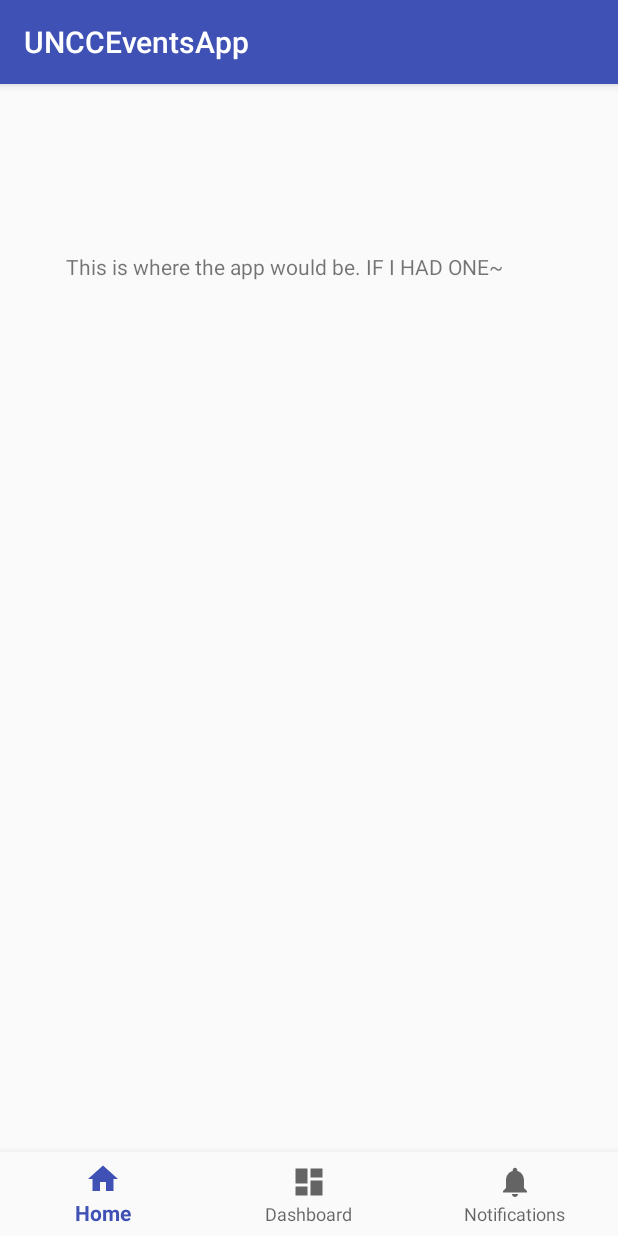
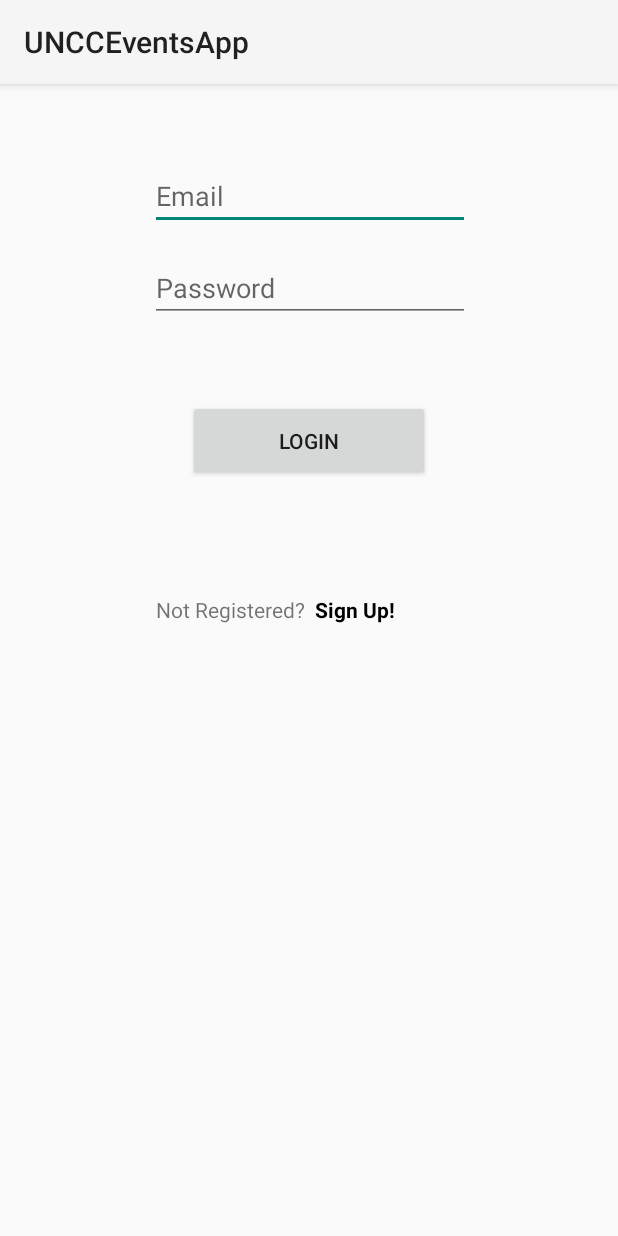
Before and after one commit to FridayAfternoon4155/CampusSpotlight, an Android app: the screen it shows after launch (MainActivity before the commit, LoginActivity after it), on a phone screen of 412 x 824 dp. Run offline under Robolectric (Android 15) with nearby library versions, the light colour scheme and no system bars; our stand-ins replace Firebase (no records; nobody signed in at launch, a user with empty details on screens opened directly).

Commit message:
Authentication, sign up, and mainactivity intents are complete.

```diff
--- a/app/src/main/AndroidManifest.xml
+++ b/app/src/main/AndroidManifest.xml
@@ -8,9 +8,9 @@
         android:label="@string/app_name"
         android:roundIcon="@mipmap/ic_launcher_round"
         android:supportsRtl="true"
-        android:theme="@style/AppTheme">
+        android:theme="@style/Theme.AppCompat.Light">
         <activity
-            android:name=".MainActivity"
+            android:name=".LoginActivity"
             android:label="@string/app_name">
             <intent-filter>
                 <action android:name="android.intent.action.MAIN" />
@@ -18,6 +18,8 @@
                 <category android:name="android.intent.category.LAUNCHER" />
             </intent-filter>
         </activity>
+        <activity android:name=".MainActivity" />
+        <activity android:name=".SignUpActivity"></activity>
     </application>
 
 </manifest>
--- /dev/null
+++ b/app/src/main/java/com/fridayafternoon/uncceventsapp/LoginActivity.java
@@ -0,0 +1,93 @@
+package com.fridayafternoon.uncceventsapp;
+
+import android.content.Intent;
+import android.support.annotation.NonNull;
+import android.support.v7.app.AppCompatActivity;
+import android.os.Bundle;
+import android.util.Log;
+import android.view.View;
+import android.widget.Button;
+import android.widget.EditText;
+import android.widget.TextView;
+import android.widget.Toast;
+
+import com.google.android.gms.tasks.OnCompleteListener;
+import com.google.android.gms.tasks.Task;
+import com.google.firebase.auth.AuthResult;
+import com.google.firebase.auth.FirebaseAuth;
+import com.google.firebase.auth.FirebaseUser;
+
+public class LoginActivity extends AppCompatActivity {
+
+    private FirebaseAuth mAuth;
+    private final String TAG = "Demo";
+    EditText emailLogin, passwordLogin;
+    Button loginButton;
+    TextView text, signUpLink;
+
+    @Override
+    protected void onCreate(Bundle savedInstanceState) {
+        super.onCreate(savedInstanceState);
+        setContentView(R.layout.activity_login);
+
+        mAuth = FirebaseAuth.getInstance();
+
+        emailLogin = (EditText) findViewById(R.id.emailLogin);
+        passwordLogin = (EditText) findViewById(R.id.passwordLogin);
+        loginButton = (Button) findViewById(R.id.buttonLogin);
+        text = (TextView) findViewById(R.id.textViewNotRegistered);
+        signUpLink = (TextView) findViewById(R.id.linkSignUp);
+
+        signUpLink.setOnClickListener(new View.OnClickListener() {
+            @Override
+            public void onClick(View view) {
+                Intent intent = new Intent(LoginActivity.this, SignUpActivity.class);
+                startActivity(intent);
+                finish();
+            }
+        });
+
+        loginButton.setOnClickListener(new View.OnClickListener() {
+            @Override
+            public void onClick(View view) {
+                Toast.makeText(LoginActivity.this, "Login Button.", Toast.LENGTH_SHORT).show();
+                String email = emailLogin.getText().toString().trim();
+                String password = passwordLogin.getText().toString().trim();
+
+                if(email.equals("")){
+                    Toast.makeText(LoginActivity.this, "Enter Email", Toast.LENGTH_SHORT).show();
+                }else if(password.equals("")){
+                    Toast.makeText(LoginActivity.this, "Enter Password", Toast.LENGTH_SHORT).show();
+                }else{
+                    mAuth.signInWithEmailAndPassword(email, password)
+                            .addOnCompleteListener(LoginActivity.this, new OnCompleteListener<AuthResult>() {
+                                @Override
+                                public void onComplete(@NonNull Task<AuthResult> task) {
+                                    if(task.isSuccessful()){
+                                        Log.d("demo","signInWithEmail:success");
+                                        FirebaseUser user = mAuth.getCurrentUser();
+                                        user.getIdToken(true);
+
+                                        Intent intent = new Intent(LoginActivity.this, MainActivity.class);
+                                        startActivity(intent);
+                                        finish();
+                                    }else{
+                                        Log.d("demo", "signInWithEmail:failure",task.getException());
+                                        Toast.makeText(LoginActivity.this, "Authentication failed.", Toast.LENGTH_SHORT).show();
+                                    }
+                                }
+                            });
+                }
+            }
+        });
+    }
+    @Override
+    protected void onStart() {
+        super.onStart();
+        if(mAuth.getCurrentUser() != null){
+            Intent i = new Intent(LoginActivity.this, MainActivity.class);
+            startActivity(i);
+            finish();
+        }
+    }
+}
--- /dev/null
+++ b/app/src/main/res/layout/activity_login.xml
@@ -0,0 +1,84 @@
+<?xml version="1.0" encoding="utf-8"?>
+<android.support.constraint.ConstraintLayout xmlns:android="http://schemas.android.com/apk/res/android"
+    xmlns:app="http://schemas.android.com/apk/res-auto"
+    xmlns:tools="http://schemas.android.com/tools"
+    android:layout_width="match_parent"
+    android:layout_height="match_parent"
+    tools:context=".LoginActivity">
+
+    <EditText
+        android:id="@+id/emailLogin"
+        android:layout_width="wrap_content"
+        android:layout_height="wrap_content"
+        android:layout_marginEnd="8dp"
+        android:layout_marginLeft="8dp"
+        android:layout_marginRight="8dp"
+        android:layout_marginStart="8dp"
+        android:layout_marginTop="52dp"
+        android:ems="10"
+        android:hint="@string/hint_email"
+        android:inputType="textEmailAddress"
+        app:layout_constraintEnd_toEndOf="parent"
+        app:layout_constraintHorizontal_bias="0.503"
+        app:layout_constraintStart_toStartOf="parent"
+        app:layout_constraintTop_toTopOf="parent" />
+
+    <EditText
+        android:id="@+id/passwordLogin"
+        android:layout_width="wrap_content"
+        android:layout_height="wrap_content"
+        android:layout_marginEnd="8dp"
+        android:layout_marginLeft="8dp"
+        android:layout_marginRight="8dp"
+        android:layout_marginStart="8dp"
+        android:layout_marginTop="16dp"
+        android:ems="10"
+        android:hint="@string/hint_password"
+        android:inputType="textPassword"
+        app:layout_constraintEnd_toEndOf="parent"
+        app:layout_constraintHorizontal_bias="0.503"
+        app:layout_constraintStart_toStartOf="parent"
+        app:layout_constraintTop_toBottomOf="@+id/emailLogin" />
+
+    <Button
+        android:id="@+id/buttonLogin"
+        android:layout_width="161dp"
+        android:layout_height="54dp"
+        android:layout_marginEnd="8dp"
+        android:layout_marginLeft="8dp"
+        android:layout_marginRight="8dp"
+        android:layout_marginStart="8dp"
+        android:layout_marginTop="52dp"
+        android:text="@string/login"
+        app:layout_constraintEnd_toEndOf="parent"
+        app:layout_constraintStart_toStartOf="parent"
+        app:layout_constraintTop_toBottomOf="@+id/passwordLogin" />
+
+    <TextView
+        android:id="@+id/textViewNotRegistered"
+        android:layout_width="102dp"
+        android:layout_height="22dp"
+        android:layout_marginLeft="104dp"
+        android:layout_marginStart="104dp"
+        android:layout_marginTop="76dp"
+        android:text="@string/not_registered"
+        app:layout_constraintStart_toStartOf="parent"
+        app:layout_constraintTop_toBottomOf="@+id/buttonLogin" />
+
+    <TextView
+        android:id="@+id/linkSignUp"
+        android:layout_width="53dp"
+        android:layout_height="22dp"
+        android:layout_marginEnd="8dp"
+        android:layout_marginLeft="4dp"
+        android:layout_marginRight="8dp"
+        android:layout_marginStart="4dp"
+        android:layout_marginTop="76dp"
+        android:text="@string/signUp"
+        android:textColor="@android:color/black"
+        android:textStyle="bold"
+        app:layout_constraintEnd_toEndOf="parent"
+        app:layout_constraintHorizontal_bias="0.0"
+        app:layout_constraintStart_toEndOf="@+id/textViewNotRegistered"
+        app:layout_constraintTop_toBottomOf="@+id/buttonLogin" />
+</android.support.constraint.ConstraintLayout>
--- a/app/src/main/res/layout/activity_main.xml
+++ b/app/src/main/res/layout/activity_main.xml
@@ -11,7 +11,7 @@
         android:id="@+id/message"
         android:layout_width="wrap_content"
         android:layout_height="wrap_content"
-        android:layout_marginLeft="44dp"
+        android:layout_marginStart="44dp"
         android:layout_marginTop="112dp"
         android:text="@string/APP"
         app:layout_constraintLeft_toLeftOf="parent"
--- a/app/src/main/res/values/strings.xml
+++ b/app/src/main/res/values/strings.xml
@@ -4,4 +4,14 @@
     <string name="title_dashboard">Dashboard</string>
     <string name="title_notifications">Notifications</string>
     <string name="APP">This is where the app would be. IF I HAD ONE~</string>
+    <string name="hint_email">Email</string>
+    <string name="hint_password">Password</string>
+    <string name="login">Login</string>
+    <string name="not_registered">Not Registered?</string>
+    <string name="signUp">Sign Up!</string>
+    <string name="hint_first_name">First Name</string>
+    <string name="hint_last_name">Last Name</string>
+    <string name="hint_password_repeat">Password (Repeat)</string>
+    <string name="button_cancel">Cancel</string>
+    <string name="logout">Logout</string>
 </resources>
```
Also changed, not shown: app/build.gradle (+11 -1 lines), app/src/main/java/com/fridayafternoon/uncceventsapp/MainActivity.java (+72 -0 lines), app/src/main/java/com/fridayafternoon/uncceventsapp/SignUpActivity.java (added, +132 -0 lines), app/src/main/res/layout/activity_sign_up.xml (added, +116 -0 lines), app/src/main/res/menu/app_bar.xml (added, +10 -0 lines).
